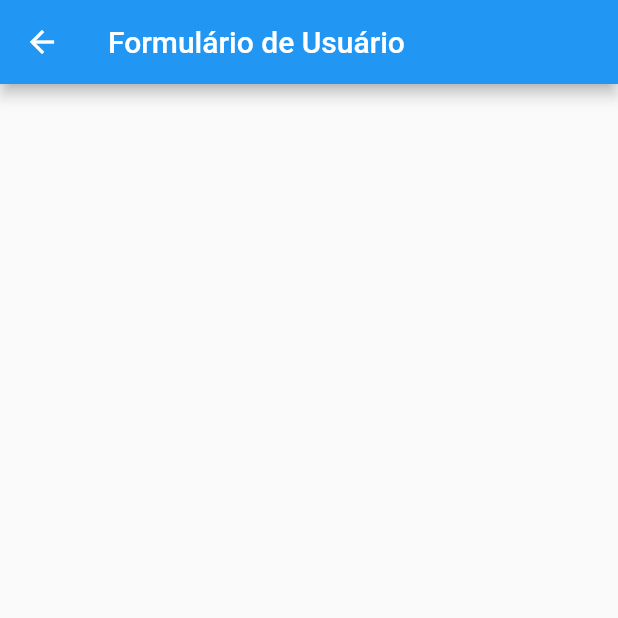
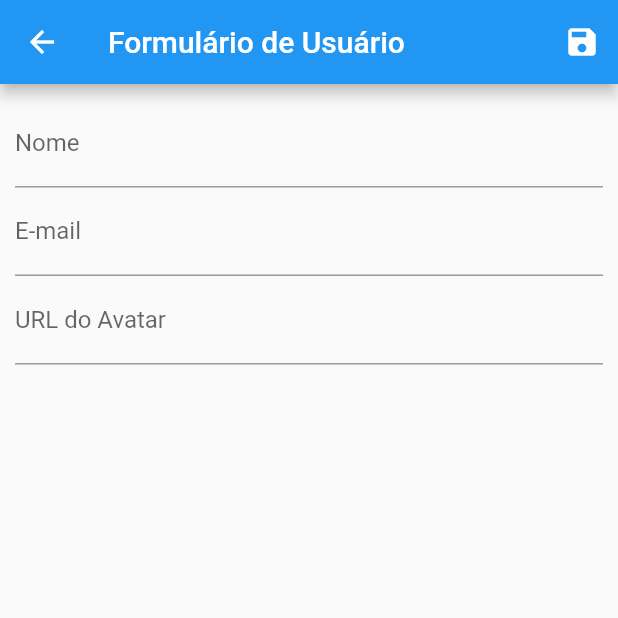
Before and after one commit to joaovieira23/flutter-crud, a Flutter app: the UserForm screen opened by its route, on a phone screen of 412 x 824 dp, the top half of it. Run offline on Flutter 3.47's test engine with Material 2 defaults, Android fonts, the phone set to English and light mode, and no system bars; network calls fail.

Commit message:
feat: create form

```diff
--- a/lib/views/user_form.dart
+++ b/lib/views/user_form.dart
@@ -10,7 +10,33 @@ class UserForm extends StatelessWidget {
     return Scaffold(
       appBar: AppBar(
         title: Text('Formulário de Usuário'),
+        actions: <Widget>[
+          IconButton(
+            icon: Icon(Icons.save),
+            onPressed: () {
+              Navigator.of(context).pop();
+            },
+          )
+        ],
       ),
+      body: Padding(
+        padding: EdgeInsets.all(10),
+        child: Form(
+          child: Column(
+            children: <Widget>[
+              TextFormField(
+                decoration: InputDecoration(labelText: 'Nome'),
+              ),
+              TextFormField(
+                decoration: InputDecoration(labelText: 'E-mail'),
+              ),
+              TextFormField(
+                decoration: InputDecoration(labelText: 'URL do Avatar'),
+              ),
+            ],
+          ),
+        ),
+      )
     );
   }
 }
```
Also changed, not shown: lib/components/user_tile.dart (+7 -1 lines).
